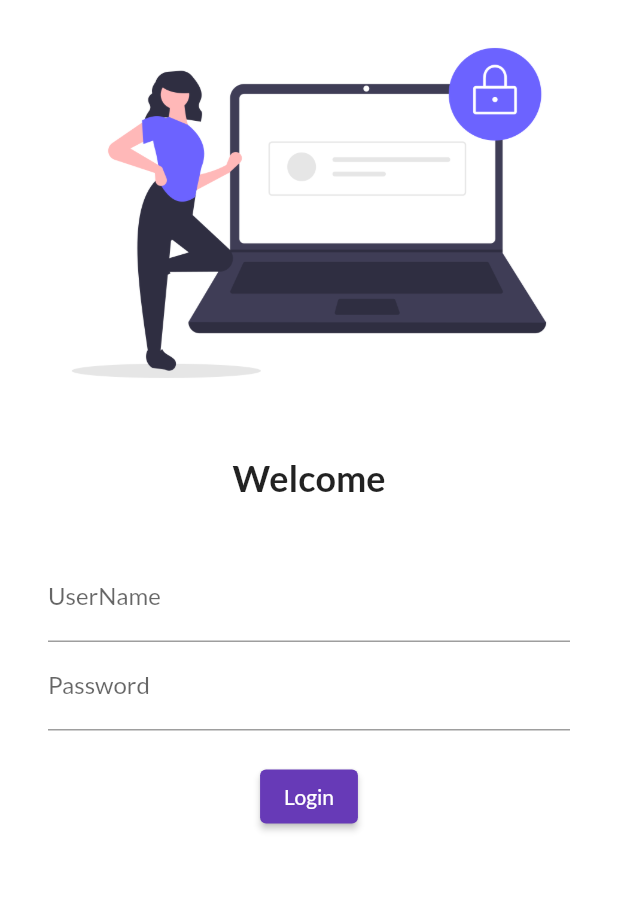
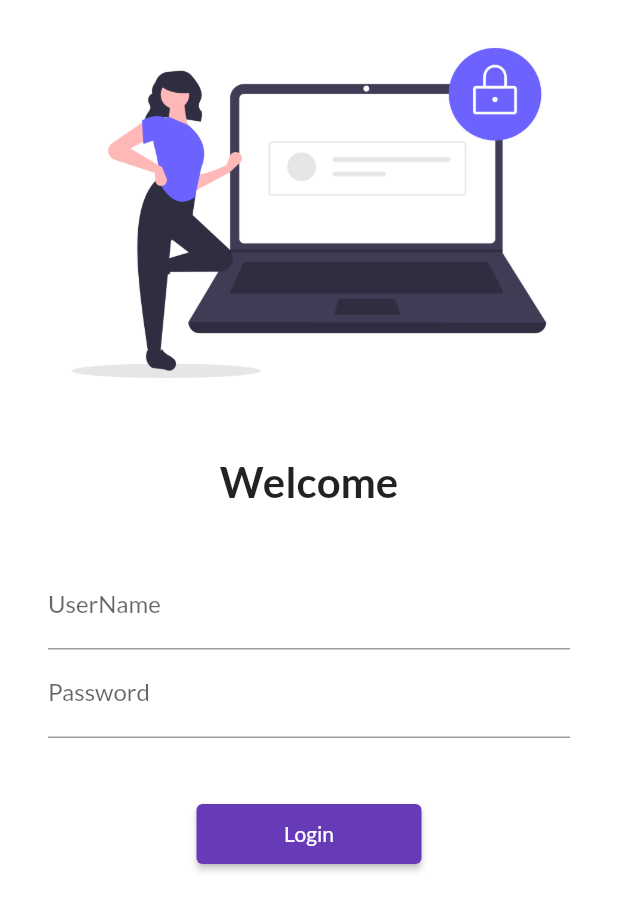
Before and after one commit to tushendra1998/FlutterCatalog, a Flutter app: the screen it shows after launch, on a phone screen of 412 x 824 dp. Shown: the top 911 px of the screen. Run offline on Flutter 3.47's test engine with Material 2 defaults, Android fonts, the phone set to English and light mode, and no system bars; our stand-ins replace google_fonts.

Commit message:
Day 5 completed

```diff
--- a/lib/main.dart
+++ b/lib/main.dart
@@ -1,6 +1,7 @@
 import 'package:flutter/material.dart';
 import 'package:flutter_catalog/pages/home_page.dart';
 import 'package:flutter_catalog/pages/login_page.dart';
+import 'package:flutter_catalog/utils/routes.dart';
 import 'package:google_fonts/google_fonts.dart';
 
 void main() {
@@ -22,8 +23,8 @@ class MyApp extends StatelessWidget {
       initialRoute: "/",
       routes: {
         "/":(context) => LoginPage(),
-        "/home":(context) => HomePage(),
-        "/login":(context) => LoginPage()
+        MyRoutes.homeRoute:(context) => HomePage(),
+        MyRoutes.loginRoute:(context) => LoginPage()
       },
     );
   }
--- a/lib/pages/login_page.dart
+++ b/lib/pages/login_page.dart
@@ -3,12 +3,14 @@
 import 'dart:ui';
 
 import 'package:flutter/material.dart';
+import 'package:flutter_catalog/utils/routes.dart';
 
 class LoginPage extends StatelessWidget {
   @override
   Widget build(BuildContext context) {
     return Material(
         color: Colors.white,
+        child: SingleChildScrollView(
           child: Column(
             children: [
               Image.asset(
@@ -21,7 +23,7 @@ class LoginPage extends StatelessWidget {
               Text(
                 "Welcome",
                 style: TextStyle(
-                fontSize: 24,
+                  fontSize: 28,
                   fontWeight: FontWeight.bold,
                 ),
               ),
@@ -29,8 +31,8 @@ class LoginPage extends StatelessWidget {
                 height: 20.0,
               ),
               Padding(
-              padding:
-                  const EdgeInsets.symmetric(vertical: 16.0, horizontal: 32.0),
+                padding: const EdgeInsets.symmetric(
+                    vertical: 16.0, horizontal: 32.0),
                 child: Column(
                   children: [
                     TextFormField(
@@ -47,17 +49,20 @@ class LoginPage extends StatelessWidget {
                       ),
                     ),
                     SizedBox(
-                    height: 20.0,
+                      height: 40.0,
                     ),
                     ElevatedButton(
                       onPressed: () {
-                        print("Hii codepur!");
+                        Navigator.pushNamed(context, MyRoutes.homeRoute);
                       },
-                      child: Text("Login"))
+                      style: TextButton.styleFrom(minimumSize: Size(150, 40)),
+                      child: Text("Login"),
+                    )
                   ],
                 ),
               )
             ],
+          ),
         ));
   }
 }
--- /dev/null
+++ b/lib/utils/routes.dart
@@ -0,0 +1,4 @@
+class MyRoutes {
+  static String loginRoute = "/login";
+  static String homeRoute = "/home";
+}
```
Lines whose indentation alone changed are shown as unchanged.
